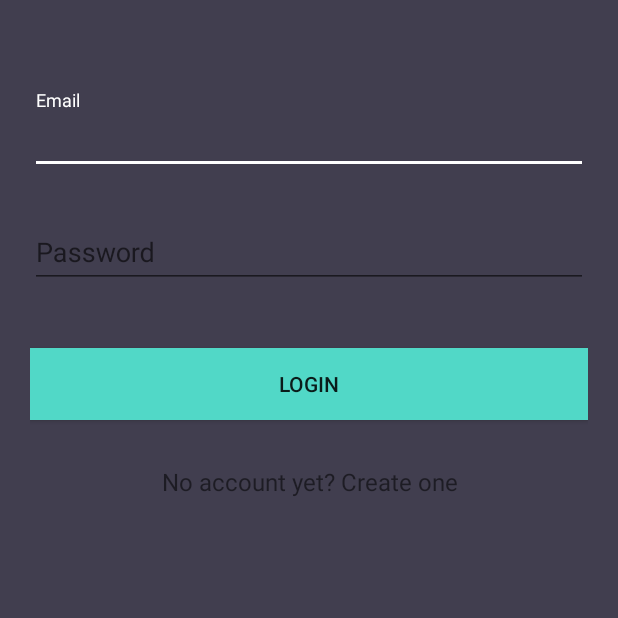
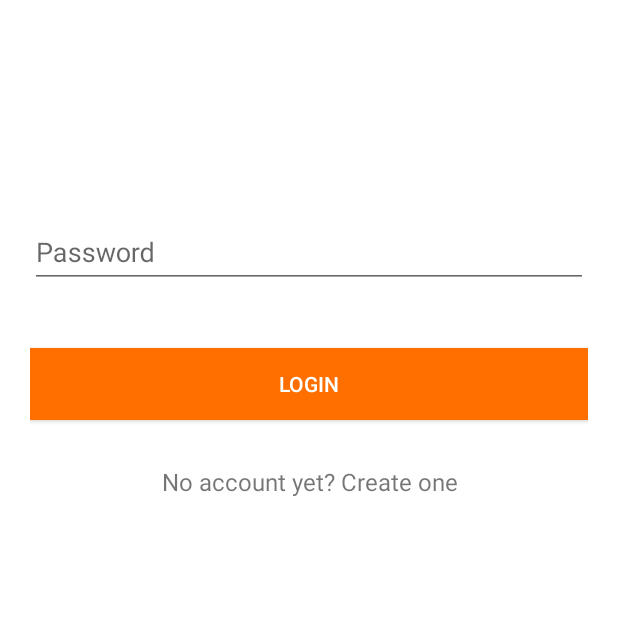
Before and after one commit to amrutad18/complaint-box, an Android app: the screen it shows after launch (MainActivity), on a phone screen of 412 x 824 dp, the top half of it. Run offline under Robolectric (Android 15) with nearby library versions, the phone set to English and light mode, and no system bars.

Commit message:
ui changes

```diff
--- a/app/src/main/res/layout/activity_main.xml
+++ b/app/src/main/res/layout/activity_main.xml
@@ -4,7 +4,7 @@
     android:id="@+id/nestedScrollView"
     android:layout_width="match_parent"
     android:layout_height="match_parent"
-    android:background="@color/colorBackground"
+    android:background="@color/colorAccent"
     android:paddingBottom="20dp"
     android:paddingLeft="20dp"
     android:paddingRight="20dp"
@@ -53,7 +53,8 @@
             android:layout_width="match_parent"
             android:layout_height="wrap_content"
             android:layout_marginTop="40dp"
-            android:background="@color/colorTextHint"
+            android:background="#FF6F00"
+            android:textColor="@android:color/white"
             android:text="@string/text_login" />
 
         <android.support.v7.widget.AppCompatTextView
--- a/app/src/main/res/layout/activity_register.xml
+++ b/app/src/main/res/layout/activity_register.xml
@@ -4,7 +4,7 @@
     android:id="@+id/nestedScrollView"
     android:layout_width="match_parent"
     android:layout_height="match_parent"
-    android:background="@color/colorBackground"
+    android:background="@color/colorAccent"
     android:paddingBottom="20dp"
     android:paddingLeft="20dp"
     android:paddingRight="20dp"
@@ -123,7 +123,8 @@
             android:layout_width="match_parent"
             android:layout_height="wrap_content"
             android:layout_marginTop="40dp"
-            android:background="@color/colorTextHint"
+            android:background="#FF6F00"
+            android:textColor="@android:color/white"
             android:text="@string/text_register" />
 
         <android.support.v7.widget.AppCompatTextView
--- a/build.gradle
+++ b/build.gradle
@@ -5,7 +5,7 @@ buildscript {
         jcenter()
     }
     dependencies {
-        classpath 'com.android.tools.build:gradle:2.3.2'
+        classpath 'com.android.tools.build:gradle:2.3.3'
 
         // NOTE: Do not place your application dependencies here; they belong
         // in the individual module build.gradle files
```
